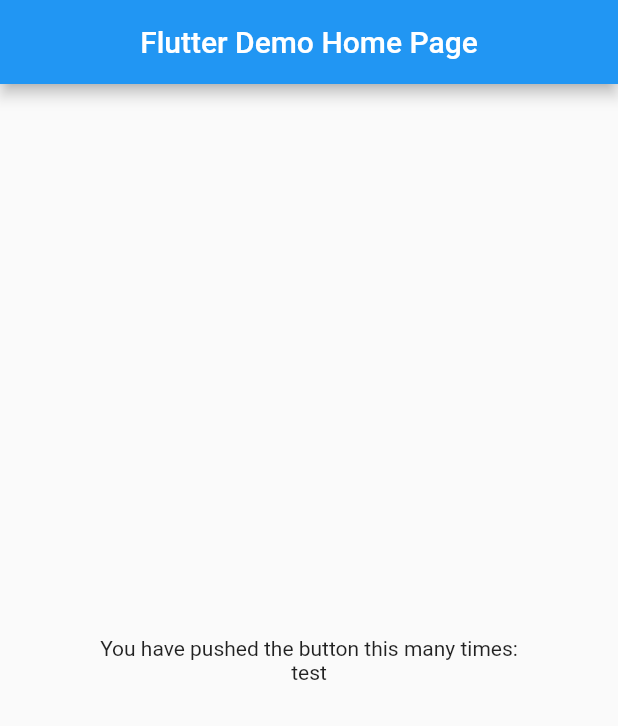
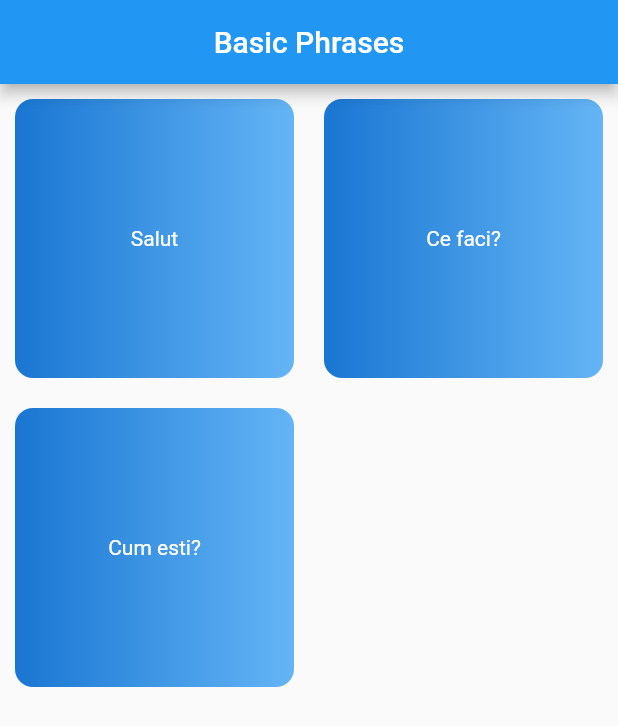
Before and after one commit to bogdy234/flutter-course, a Flutter app: the screen it shows after launch, on a phone screen of 412 x 824 dp. Shown: the top 726 px of the screen. Run offline on Flutter 3.47's test engine with Material 2 defaults, Android fonts, the phone set to English and light mode, and no system bars; our stand-ins replace shared_preferences.

Commit message:
Cards and solve quality yaml

```diff
--- a/homework-4-basic-phrases/lib/main.dart
+++ b/homework-4-basic-phrases/lib/main.dart
@@ -9,11 +9,11 @@
   @override
   Widget build(BuildContext context) {
     return MaterialApp(
-      title: 'Flutter Demo',
+      title: 'Basic Phrases',
       theme: ThemeData(
         primarySwatch: Colors.blue,
       ),
-      home: const MyHomePage(title: 'Flutter Demo Home Page'),
+      home: const MyHomePage(title: 'Basic Phrases'),
     );
   }
 }
@@ -26,6 +26,34 @@
   State<MyHomePage> createState() => _MyHomePageState();
 }
 
+Widget getCard(String cardText) {
+  return Container(
+    decoration: BoxDecoration(
+      gradient: LinearGradient(colors: <Color>[
+        Colors.blue.shade700,
+        Colors.blue.shade300,
+      ]),
+      borderRadius: const BorderRadius.all(Radius.circular(12.0)),
+    ),
+    child: Align(
+      child: Text(
+        cardText,
+        style: const TextStyle(color: Colors.white),
+      ),
+    ),
+  );
+}
+
+List<Widget> getCards(List<String> cardsText) {
+  final List<Widget> cards = <Widget>[];
+  for (int i = 0; i < cardsText.length; i++) {
+    cards.add(getCard(cardsText[i]));
+  }
+  return cards;
+}
+
+List<String> textForCards = <String>['Salut', 'Ce faci?', 'Cum esti?'];
+
 class _MyHomePageState extends State<MyHomePage> {
   @override
   Widget build(BuildContext context) {
@@ -34,18 +62,12 @@
         title: Text(widget.title),
         centerTitle: true,
       ),
-      body: Center(
-        child: Column(
-          mainAxisAlignment: MainAxisAlignment.center,
-          children: const <Widget>[
-            Text(
-              'You have pushed the button this many times:',
-            ),
-            Text(
-              'test',
-            ),
-          ],
-        ),
+      body: GridView.count(
+        mainAxisSpacing: 20.0,
+        crossAxisSpacing: 20.0,
+        padding: const EdgeInsets.all(10.0),
+        crossAxisCount: 2,
+        children: getCards(textForCards),
       ),
     );
   }
```
Also changed, not shown: .github/workflows/quality.yaml.
